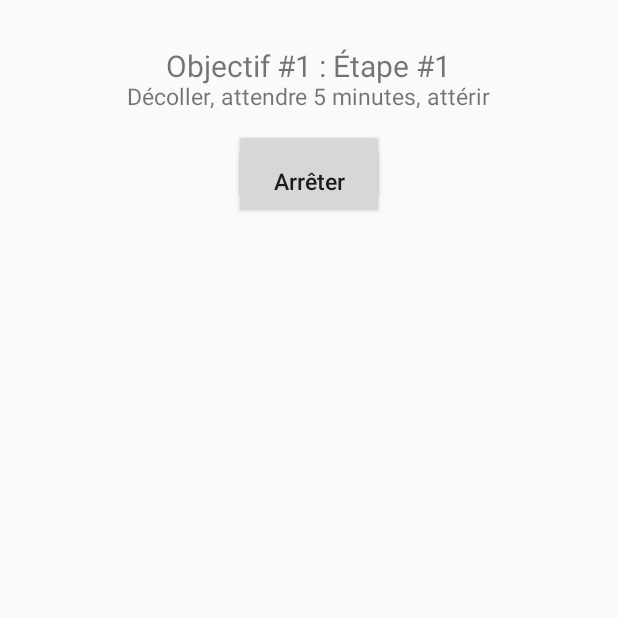
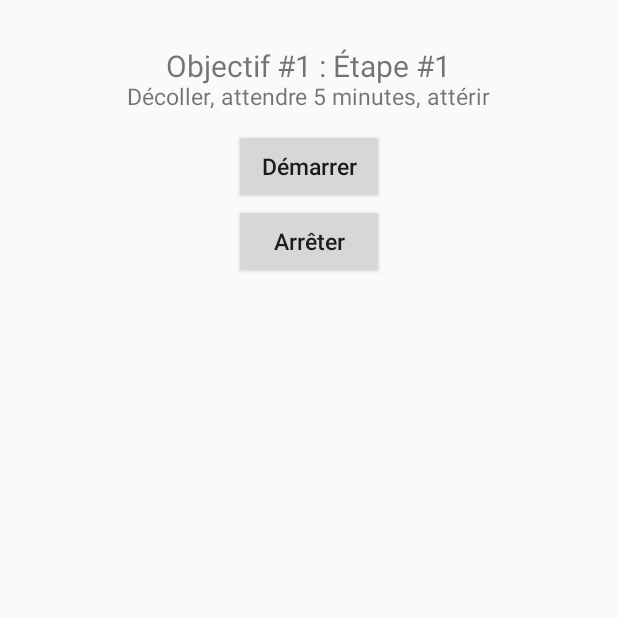
Before and after one commit to fabien-roy/dji-mobile-sdk-example, an Android app: the ActivityObj1Step1 screen opened directly, with no data from a screen before it, on a phone screen of 412 x 824 dp, the top half of it. Run offline under Robolectric (Android 15) with nearby library versions, the phone set to English and light mode, and no system bars.

Commit message:
Added basic Obj1Step1

```diff
--- a/app/src/main/java/net/info420/fabien/dronetravailpratique/objectives/ActivityObj1Step1.java
+++ b/app/src/main/java/net/info420/fabien/dronetravailpratique/objectives/ActivityObj1Step1.java
@@ -3,12 +3,17 @@ package net.info420.fabien.dronetravailpratique.objectives;
 import android.os.Bundle;
 import android.support.v7.app.AppCompatActivity;
 import android.util.Log;
+import android.view.View;
+import android.widget.Button;
 
 import net.info420.fabien.dronetravailpratique.R;
 
 public class ActivityObj1Step1 extends AppCompatActivity {
 
   public static final String TAG = ActivityObj1Step1.class.getName();
+
+  private Button mBtnStart;
+  private Button mBtnStop;
 
   @Override
   protected void onCreate(Bundle savedInstanceState) {
@@ -19,7 +24,39 @@ public class ActivityObj1Step1 extends AppCompatActivity {
     initUI();
   }
 
+  @Override
+  protected void onDestroy(){
+    stop();
+  }
+
   private void initUI(){
     setContentView(R.layout.activity_obj1_step1);
+
+    mBtnStart = (Button) findViewById(R.id.btn_obj1_step1_start);
+    mBtnStop = (Button) findViewById(R.id.btn_obj1_step1_stop);
+
+    mBtnStart.setOnClickListener(new View.OnClickListener() {
+      @Override
+      public void onClick(View v) {
+        Log.d(TAG, "mBtnStart : onClick()");
+        start();
+      }
+    });
+
+    mBtnStop.setOnClickListener(new View.OnClickListener() {
+      @Override
+      public void onClick(View v) {
+        Log.d(TAG, "mBtnStop : onClick()");
+        stop();
+      }
+    });
+  }
+
+  private void start() {
+
+  }
+
+  private void stop() {
+
   }
 }
--- a/app/src/main/res/layout/activity_obj1_step1.xml
+++ b/app/src/main/res/layout/activity_obj1_step1.xml
@@ -2,7 +2,7 @@
 <RelativeLayout
 xmlns:android="http://schemas.android.com/apk/res/android"
 xmlns:tools="http://schemas.android.com/tools"
-android:id="@+id/activity_objectives"
+android:id="@+id/activity_obj1_step1"
 android:layout_width="match_parent"
 android:layout_height="match_parent"
 android:paddingBottom="@dimen/activity_vertical_margin"
@@ -17,7 +17,6 @@ tools:context="net.info420.fabien.dronetravailpratique.objectives.ActivityObj1St
   android:layout_height="wrap_content"
   android:layout_marginTop="14dp"
   android:textSize="20dp"
-  android:layout_below="@+id/textView2"
   android:layout_centerHorizontal="true"/>
 
 <TextView
@@ -27,11 +26,10 @@ tools:context="net.info420.fabien.dronetravailpratique.objectives.ActivityObj1St
   android:textSize="15dp"
   android:layout_alignParentTop="true"
   android:layout_centerHorizontal="true"
-  android:layout_below="@+id/btn_obj1step1"
   android:layout_marginTop="37dp"/>
 
 <Button
-  android:id="@+id/btn_start"
+  android:id="@+id/btn_obj1_step1_start"
   android:layout_width="100dp"
   android:layout_height="50dp"
   android:textAllCaps="false"
@@ -42,13 +40,13 @@ tools:context="net.info420.fabien.dronetravailpratique.objectives.ActivityObj1St
   android:layout_centerHorizontal="true"/>
 
 <Button
-  android:id="@+id/btn_stop"
+  android:id="@+id/btn_obj1_step1_stop"
   android:layout_width="100dp"
   android:layout_height="50dp"
   android:textAllCaps="false"
   android:text="@string/stop"
   android:textSize="15dp"
-  android:layout_marginTop="80dp"
+  android:layout_marginTop="120dp"
   android:layout_alignParentTop="true"
   android:layout_centerHorizontal="true"/>
 
--- a/app/src/main/res/layout/activity_objectives.xml
+++ b/app/src/main/res/layout/activity_objectives.xml
@@ -26,11 +26,11 @@ tools:context="net.info420.fabien.dronetravailpratique.common.ActivityObjectives
   android:textSize="15dp"
   android:layout_alignParentTop="true"
   android:layout_centerHorizontal="true"
-  android:layout_below="@+id/btn_obj1step1"
+  android:layout_below="@+id/btn_obj1_step1"
   android:layout_marginTop="37dp"/>
 
 <Button
-  android:id="@+id/btn_obj1step1"
+  android:id="@+id/btn_obj1_step1"
   android:layout_width="100dp"
   android:layout_height="50dp"
   android:textAllCaps="false"
```
Also changed, not shown: app/src/main/java/net/info420/fabien/dronetravailpratique/common/ActivityObjectives.java (+11 -2 lines).
